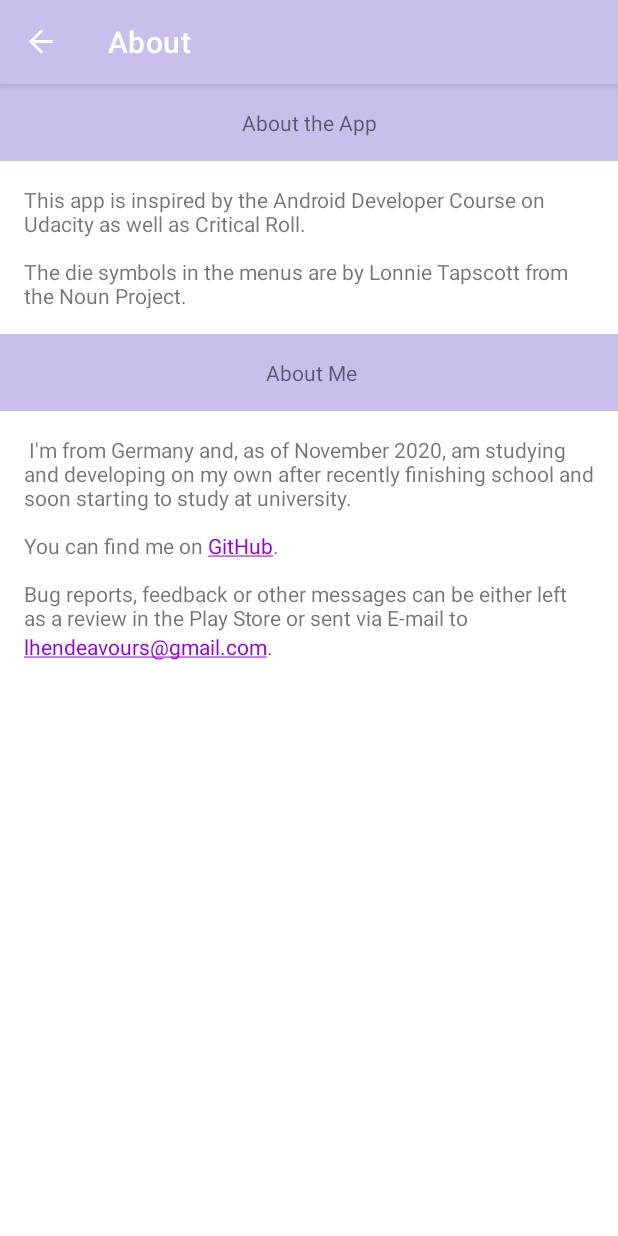
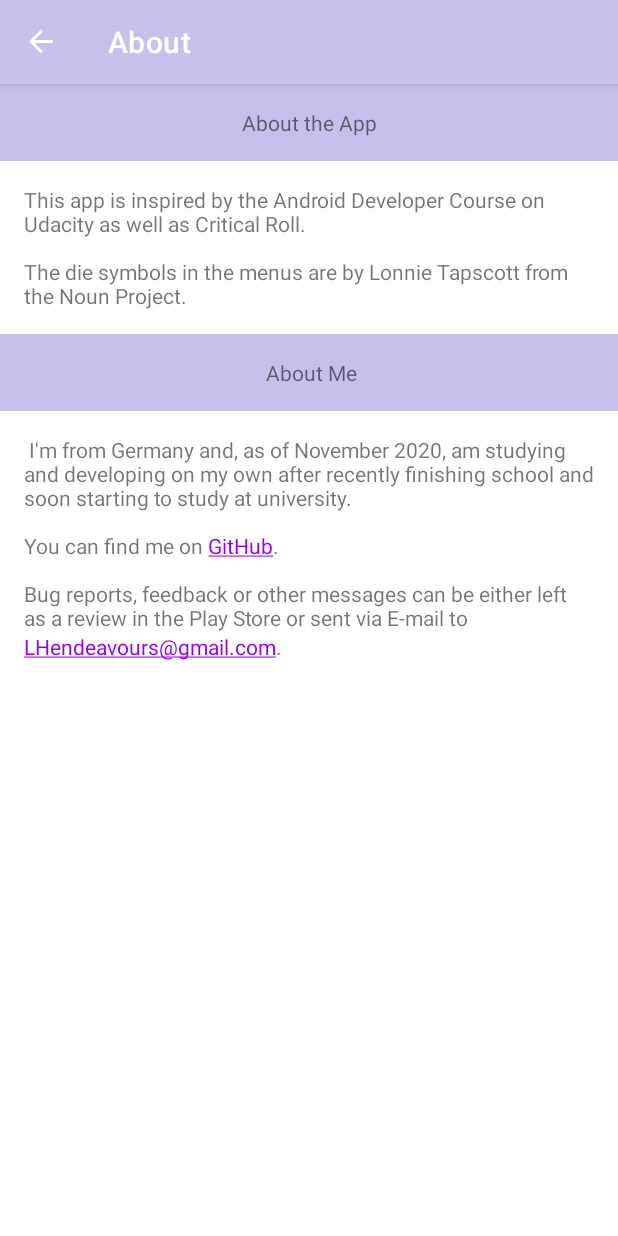
Before and after one commit to LukasH77/Dice2Go, an Android app: the AboutFragment screen opened through its navigation route, on a phone screen of 412 x 824 dp. Run offline under Robolectric (Android 15) with nearby library versions, the phone set to English and light mode, and no system bars; our stand-ins replace data binding, navigation-ui.

Commit message:
Changed some wording.

```diff
--- a/app/src/main/res/values/strings.xml
+++ b/app/src/main/res/values/strings.xml
@@ -22,5 +22,5 @@
         \nYou can find me on <a href="https://github.com/LukasH77">GitHub</a>.
         \n
         \nBug reports, feedback or other messages can be either left as a review in the Play Store or sent via E-mail to</string>
-    <string name="email"><a href="">lhendeavours@gmail.com</a>.</string>
+    <string name="email"><a href="">LHendeavours@gmail.com</a>.</string>
 </resources>
```
